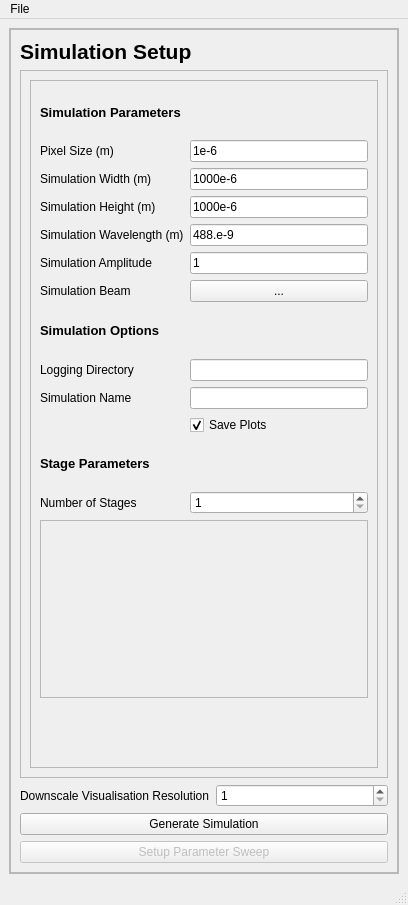
First picture: the form in juno/ui/qtdesigner_files/SimulationSetup.ui, repository DeMarcoLab/juno, before the edit.
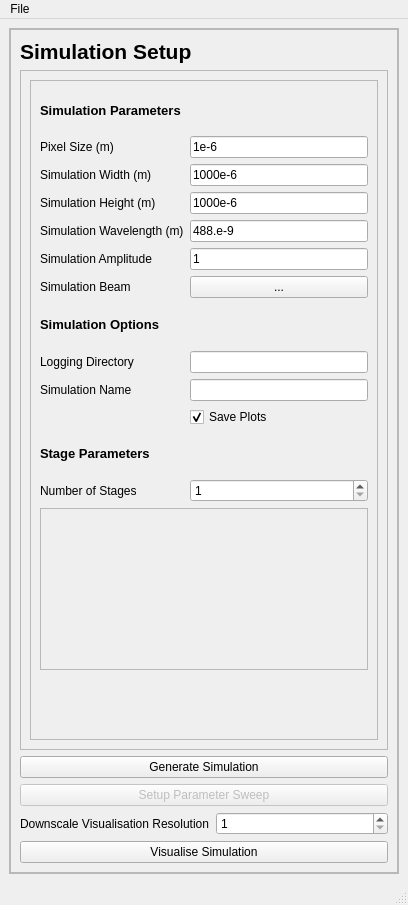
Second picture: the form after the edit.

Commit message: [BUG] Separation of simulation setup visualisation and config Fixes #50

The edit to the form file:
```diff
--- a/juno/ui/qtdesigner_files/SimulationSetup.ui
+++ b/juno/ui/qtdesigner_files/SimulationSetup.ui
@@ -74,23 +74,6 @@
             </property>
            </widget>
           </item>
-          <item row="2" column="0">
-           <widget class="QLabel" name="label_visualisation_scale">
-            <property name="text">
-             <string>Downscale Visualisation Resolution</string>
-            </property>
-           </widget>
-          </item>
-          <item row="2" column="1">
-           <widget class="QSpinBox" name="spinBox_visualisation_scale">
-            <property name="minimum">
-             <number>1</number>
-            </property>
-            <property name="maximum">
-             <number>1000</number>
-            </property>
-           </widget>
-          </item>
           <item row="1" column="0" colspan="2">
            <widget class="QScrollArea" name="scrollArea">
             <property name="widgetResizable">
@@ -102,7 +85,7 @@
                <x>0</x>
                <y>0</y>
                <width>366</width>
-               <height>707</height>
+               <height>678</height>
               </rect>
              </property>
              <layout class="QGridLayout" name="gridLayout_5">
@@ -196,7 +179,7 @@
                       <x>0</x>
                       <y>0</y>
                       <width>326</width>
-                      <height>184</height>
+                      <height>167</height>
                      </rect>
                     </property>
                    </widget>
@@ -354,6 +337,30 @@
             </property>
            </widget>
           </item>
+          <item row="7" column="0" colspan="2">
+           <widget class="QPushButton" name="pushButton_visualise_simulation">
+            <property name="text">
+             <string>Visualise Simulation</string>
+            </property>
+           </widget>
+          </item>
+          <item row="5" column="0">
+           <widget class="QLabel" name="label_visualisation_scale">
+            <property name="text">
+             <string>Downscale Visualisation Resolution</string>
+            </property>
+           </widget>
+          </item>
+          <item row="5" column="1">
+           <widget class="QSpinBox" name="spinBox_visualisation_scale">
+            <property name="minimum">
+             <number>1</number>
+            </property>
+            <property name="maximum">
+             <number>1000</number>
+            </property>
+           </widget>
+          </item>
          </layout>
         </widget>
        </item>
```
The commit also changes 2 other files.
